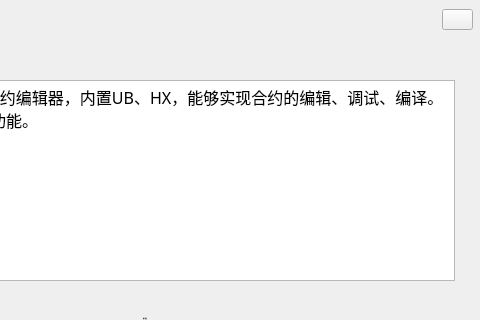
HcashOrg/HX-IDE, file ChainIDE/popwidget/AboutWidget.ui: the form before one commit; both pictures show x 195 to 675 and y 0 to 320 of the 675 by 410 pixel window.
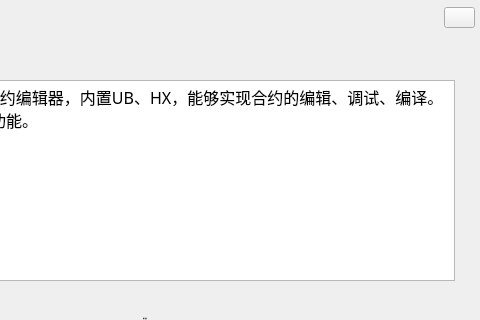
The form after the commit.

What changed in the file:
```diff
--- a/ChainIDE/popwidget/AboutWidget.ui
+++ b/ChainIDE/popwidget/AboutWidget.ui
@@ -174,8 +174,8 @@
   <widget class="QToolButton" name="closeBtn">
    <property name="geometry">
     <rect>
-     <x>637</x>
-     <y>9</y>
+     <x>639</x>
+     <y>7</y>
      <width>31</width>
      <height>21</height>
     </rect>
```
